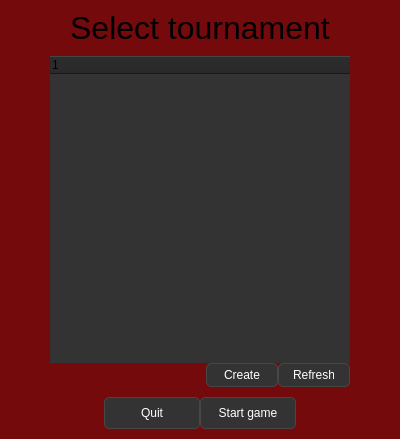
Cannabis2013/DartSimulator2019, file tournamentselectorview.ui: the form before one commit.
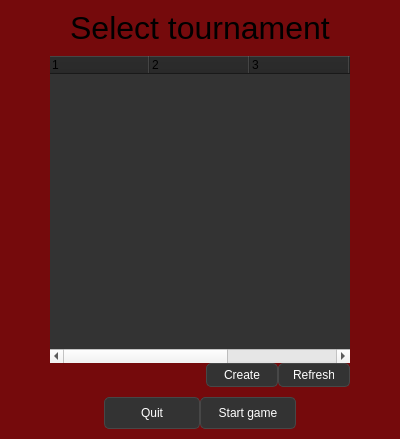
The form after the commit.

The edit to the form file:
```diff
--- a/tournamentselectorview.ui
+++ b/tournamentselectorview.ui
@@ -430,11 +430,34 @@
            <property name="frameShape">
             <enum>QFrame::NoFrame</enum>
            </property>
+           <property name="columnCount">
+            <number>5</number>
+           </property>
            <column>
             <property name="text">
              <string notr="true">1</string>
             </property>
            </column>
+           <column>
+            <property name="text">
+             <string notr="true">2</string>
+            </property>
+           </column>
+           <column>
+            <property name="text">
+             <string notr="true">3</string>
+            </property>
+           </column>
+           <column>
+            <property name="text">
+             <string notr="true">4</string>
+            </property>
+           </column>
+           <column>
+            <property name="text">
+             <string notr="true">5</string>
+            </property>
+           </column>
           </widget>
          </item>
         </layout>
```
